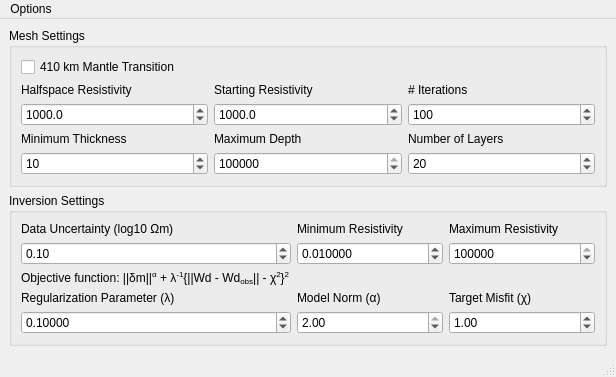
Above: pyMT/GUI_common/inversion_settings.ui from eroots/pyMT before the change. Below: the same form after it.
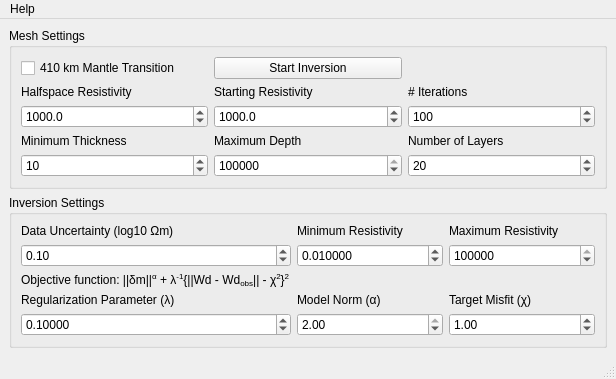
That is the form after the change.

Diff of the .ui file:
```diff
--- a/pyMT/GUI_common/inversion_settings.ui
+++ b/pyMT/GUI_common/inversion_settings.ui
@@ -7,7 +7,7 @@
     <x>0</x>
     <y>0</y>
     <width>616</width>
-    <height>336</height>
+    <height>347</height>
    </rect>
   </property>
   <property name="windowTitle">
@@ -154,6 +154,13 @@
          </property>
         </widget>
        </item>
+       <item row="0" column="3">
+        <widget class="QPushButton" name="pushStartInversion">
+         <property name="text">
+          <string>Start Inversion</string>
+         </property>
+        </widget>
+       </item>
       </layout>
      </widget>
     </item>
@@ -315,7 +322,7 @@
    </property>
    <widget class="QMenu" name="menuHelp">
     <property name="title">
-     <string>Options</string>
+     <string>Help</string>
     </property>
     <addaction name="actionAbout"/>
    </widget>
```
Left out of the diff: 2 changed lines with no effect on the pictures.
